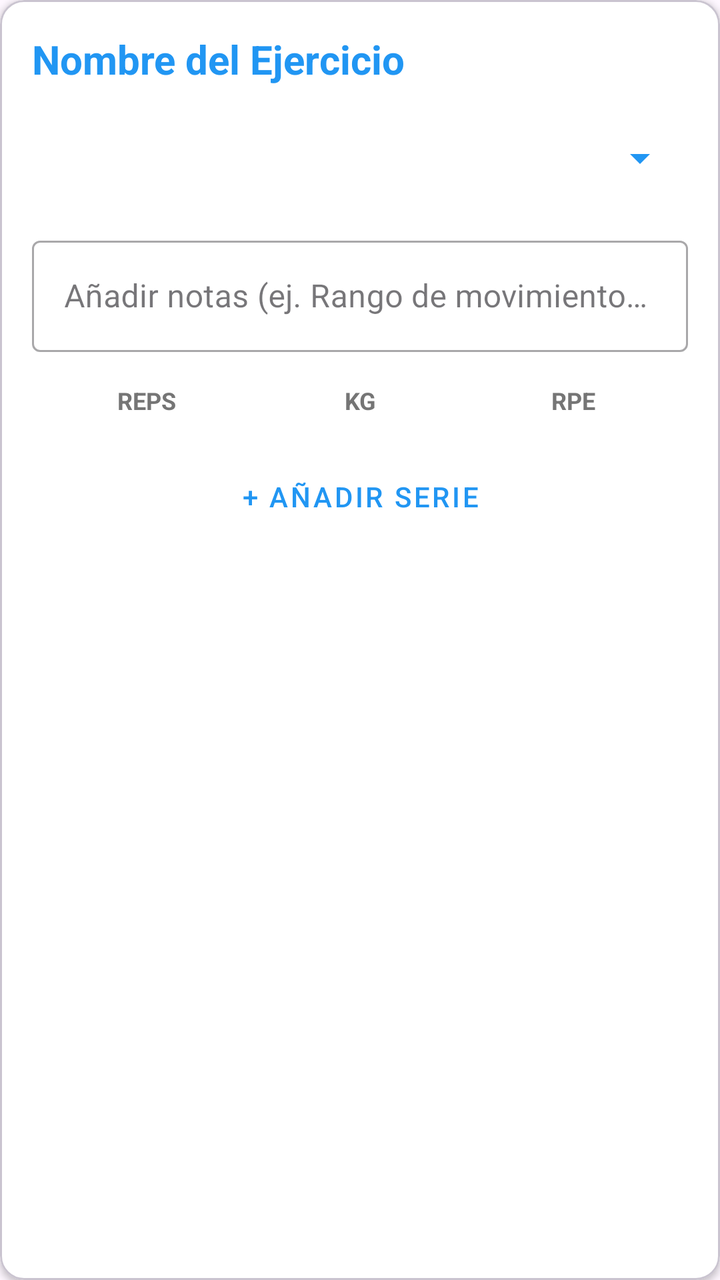
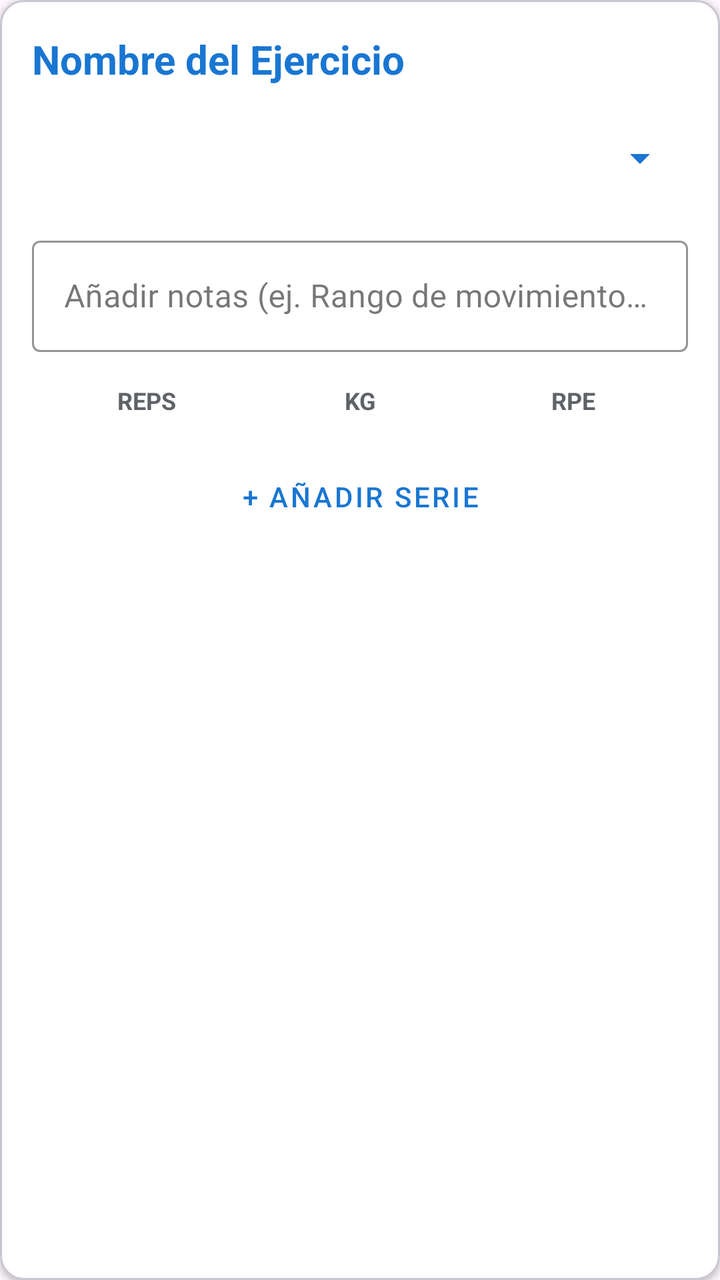

The first picture is an Android layout as it rendered before a commit; the second is the same layout after the commit. The layout source and the unified diff follow.
<!-- AndroidManifest.xml: application theme Theme.Aplicacion -->
<!-- res/layout/item_ejercicio_activo.xml -->
<?xml version="1.0" encoding="utf-8"?>
<com.google.android.material.card.MaterialCardView
    xmlns:android="http://schemas.android.com/apk/res/android"
    xmlns:app="http://schemas.android.com/apk/res-auto"
    android:layout_width="match_parent"
    android:layout_height="wrap_content"
    android:layout_marginBottom="16dp"
    app:cardBackgroundColor="#FFFFFF"
    app:cardCornerRadius="12dp"
    app:cardElevation="2dp">

    <LinearLayout
        android:layout_width="match_parent"
        android:layout_height="wrap_content"
        android:orientation="vertical"
        android:padding="16dp">

        
        <TextView
            android:id="@+id/tvNombreEjercicioItem"
            android:layout_width="match_parent"
            android:layout_height="wrap_content"
            android:text="Nombre del Ejercicio"
            android:textSize="20sp"
            android:textStyle="bold"
            android:textColor="#2196F3"
            android:layout_marginBottom="12dp"/>

        
        <Spinner
            android:id="@+id/spinnerEquipamiento"
            android:layout_width="match_parent"
            android:layout_height="48dp"
            android:layout_marginBottom="12dp"
            android:backgroundTint="#2196F3"/>

        
        <com.google.android.material.textfield.TextInputLayout
            style="@style/Widget.MaterialComponents.TextInputLayout.OutlinedBox"
            android:layout_width="match_parent"
            android:layout_height="wrap_content"
            android:hint="Añadir notas (ej. Rango de movimiento completo)"
            android:layout_marginBottom="16dp">

            <com.google.android.material.textfield.TextInputEditText
                android:id="@+id/etNotasEjercicio"
                android:layout_width="match_parent"
                android:layout_height="wrap_content"
                android:inputType="textMultiLine"
                android:minLines="1"
                android:maxLines="3"/>
        </com.google.android.material.textfield.TextInputLayout>

        
        <LinearLayout
            android:layout_width="match_parent"
            android:layout_height="wrap_content"
            android:orientation="horizontal"
            android:weightSum="3"
            android:layout_marginBottom="8dp"
            android:paddingHorizontal="4dp">

            <TextView android:layout_width="0dp" android:layout_height="wrap_content" android:layout_weight="1" android:text="REPS" android:textSize="12sp" android:textColor="#757575" android:textStyle="bold" android:textAlignment="center"/>
            <TextView android:layout_width="0dp" android:layout_height="wrap_content" android:layout_weight="1" android:text="KG" android:textSize="12sp" android:textColor="#757575" android:textStyle="bold" android:textAlignment="center"/>
            <TextView android:layout_width="0dp" android:layout_height="wrap_content" android:layout_weight="1" android:text="RPE" android:textSize="12sp" android:textColor="#757575" android:textStyle="bold" android:textAlignment="center"/>
        </LinearLayout>

        
        <LinearLayout
            android:id="@+id/llContenedorSeriesDeEsteEjercicio"
            android:layout_width="match_parent"
            android:layout_height="wrap_content"
            android:orientation="vertical"/>

        
        <com.google.android.material.button.MaterialButton
            android:id="@+id/btnAgregarSerieItem"
            style="@style/Widget.MaterialComponents.Button.TextButton"
            android:layout_width="match_parent"
            android:layout_height="wrap_content"
            android:text="+ Añadir Serie"
            android:textColor="#2196F3"
            android:layout_marginTop="8dp"/>

    </LinearLayout>
</com.google.android.material.card.MaterialCardView>
<!-- resources referenced by this layout -->
<resources>
  <style name="Theme.Aplicacion" parent="Base.Theme.Aplicacion" />
  <style name="Base.Theme.Aplicacion" parent="Theme.Material3.DayNight.NoActionBar">
          
          
      </style>
</resources>

<!-- the commit's change to res/layout/item_ejercicio_activo.xml (unified diff, before → after) -->
@@ -5,7 +5,7 @@
     android:layout_width="match_parent"
     android:layout_height="wrap_content"
     android:layout_marginBottom="16dp"
-    app:cardBackgroundColor="#FFFFFF"
+    app:cardBackgroundColor="@color/surfaceColor"
     app:cardCornerRadius="12dp"
     app:cardElevation="2dp">
 
@@ -23,7 +23,7 @@
             android:text="Nombre del Ejercicio"
             android:textSize="20sp"
             android:textStyle="bold"
-            android:textColor="#2196F3"
+            android:textColor="@color/primaryColor"
             android:layout_marginBottom="12dp"/>
 
         
@@ -32,7 +32,7 @@
             android:layout_width="match_parent"
             android:layout_height="48dp"
             android:layout_marginBottom="12dp"
-            android:backgroundTint="#2196F3"/>
+            android:backgroundTint="@color/primaryColor"/>
 
         
         <com.google.android.material.textfield.TextInputLayout
@@ -40,12 +40,15 @@
             android:layout_width="match_parent"
             android:layout_height="wrap_content"
             android:hint="Añadir notas (ej. Rango de movimiento completo)"
+            app:boxStrokeColor="@color/primaryColor"
+            app:hintTextColor="@color/primaryColor"
             android:layout_marginBottom="16dp">
 
             <com.google.android.material.textfield.TextInputEditText
                 android:id="@+id/etNotasEjercicio"
                 android:layout_width="match_parent"
                 android:layout_height="wrap_content"
+                android:textColor="@color/textColorPrimary"
                 android:inputType="textMultiLine"
                 android:minLines="1"
                 android:maxLines="3"/>
@@ -60,9 +63,9 @@
             android:layout_marginBottom="8dp"
             android:paddingHorizontal="4dp">
 
-            <TextView android:layout_width="0dp" android:layout_height="wrap_content" android:layout_weight="1" android:text="REPS" android:textSize="12sp" android:textColor="#757575" android:textStyle="bold" android:textAlignment="center"/>
-            <TextView android:layout_width="0dp" android:layout_height="wrap_content" android:layout_weight="1" android:text="KG" android:textSize="12sp" android:textColor="#757575" android:textStyle="bold" android:textAlignment="center"/>
-            <TextView android:layout_width="0dp" android:layout_height="wrap_content" android:layout_weight="1" android:text="RPE" android:textSize="12sp" android:textColor="#757575" android:textStyle="bold" android:textAlignment="center"/>
+            <TextView android:layout_width="0dp" android:layout_height="wrap_content" android:layout_weight="1" android:text="REPS" android:textSize="12sp" android:textColor="@color/textColorSecondary" android:textStyle="bold" android:textAlignment="center"/>
+            <TextView android:layout_width="0dp" android:layout_height="wrap_content" android:layout_weight="1" android:text="KG" android:textSize="12sp" android:textColor="@color/textColorSecondary" android:textStyle="bold" android:textAlignment="center"/>
+            <TextView android:layout_width="0dp" android:layout_height="wrap_content" android:layout_weight="1" android:text="RPE" android:textSize="12sp" android:textColor="@color/textColorSecondary" android:textStyle="bold" android:textAlignment="center"/>
         </LinearLayout>
 
         
@@ -79,7 +82,7 @@
             android:layout_width="match_parent"
             android:layout_height="wrap_content"
             android:text="+ Añadir Serie"
-            android:textColor="#2196F3"
+            android:textColor="@color/primaryColor"
             android:layout_marginTop="8dp"/>
 
     </LinearLayout>
<!-- resource entries referenced after the edit -->
@@ -1,5 +1,9 @@
 <!-- resources referenced by this layout -->
 <resources>
+  <color name="primaryColor">#1976D2</color>
+  <color name="surfaceColor">#FFFFFF</color>
+  <color name="textColorPrimary">#1A1C1E</color>
+  <color name="textColorSecondary">#5F6368</color>
   <style name="Theme.Aplicacion" parent="Base.Theme.Aplicacion" />
   <style name="Base.Theme.Aplicacion" parent="Theme.Material3.DayNight.NoActionBar">
           
